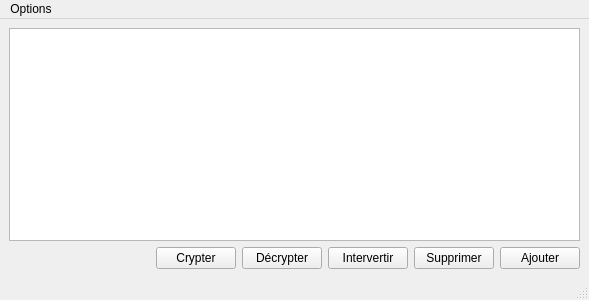
This is src/mainwindow.ui in moffa13/FilesEncrypt as Qt 5 draws it before an edit. The edited form follows.
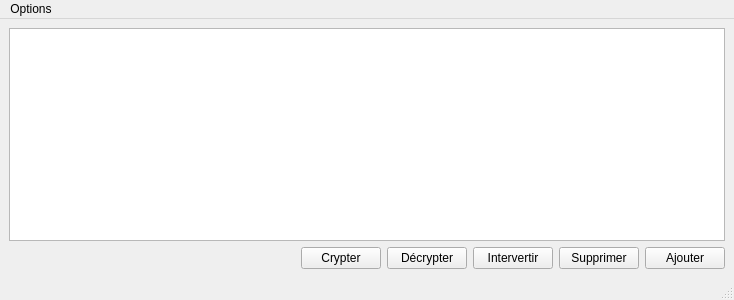
This is the edited form.

Diff of the .ui file:
```diff
--- a/src/mainwindow.ui
+++ b/src/mainwindow.ui
@@ -6,7 +6,7 @@
    <rect>
     <x>0</x>
     <y>0</y>
-    <width>589</width>
+    <width>734</width>
     <height>300</height>
    </rect>
   </property>
@@ -86,7 +86,7 @@
     <rect>
      <x>0</x>
      <y>0</y>
-     <width>589</width>
+     <width>734</width>
      <height>20</height>
     </rect>
    </property>
```
Left out of the diff: 6 changed lines with no effect on the pictures.
